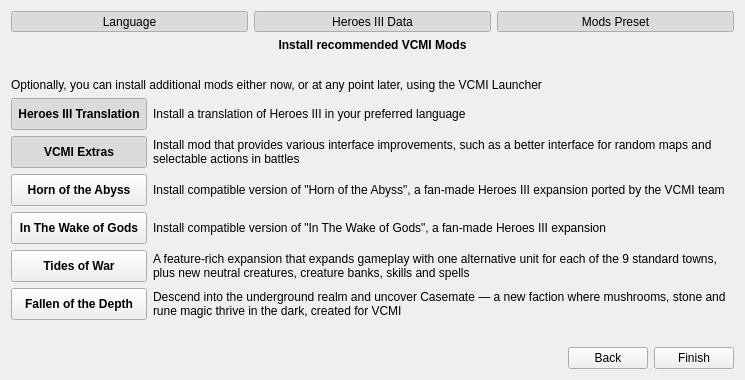
vcmi/vcmi, file launcher/firstLaunch/firstlaunch_moc.ui: the form before one commit.
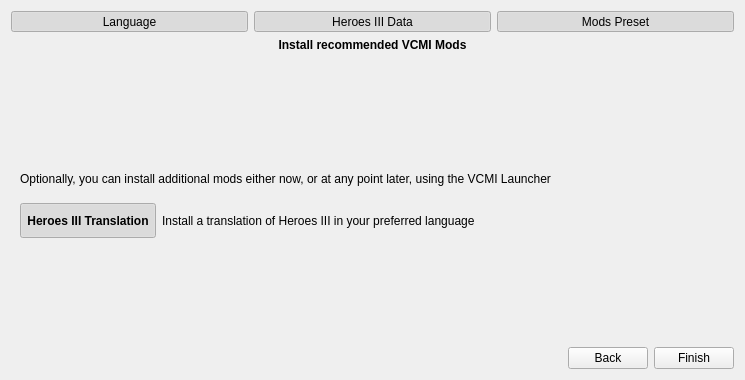
The form after the commit. The open tabs and pages were chosen to show the change. Icons and pictures are not drawn.

Commit message: Migrate first launch mods preset to JSON + Adds Tears of Ashan

The edit to the form file:
```diff
--- a/launcher/firstLaunch/firstlaunch_moc.ui
+++ b/launcher/firstLaunch/firstlaunch_moc.ui
@@ -652,81 +652,23 @@
         </spacer>
        </item>
        <item>
-        <layout class="QGridLayout" name="gridLayout_4" columnstretch="1,0">
-         <item row="1" column="1">
-          <widget class="QLabel" name="labelPresetLanguageDescr">
-           <property name="sizePolicy">
-            <sizepolicy hsizetype="Preferred" vsizetype="Preferred">
-             <horstretch>100</horstretch>
-             <verstretch>0</verstretch>
-            </sizepolicy>
-           </property>
-           <property name="text">
-            <string>Install a translation of Heroes III in your preferred language</string>
-           </property>
-           <property name="wordWrap">
+        <widget class="QScrollArea" name="scrollAreaPresetMods">
+         <property name="frameShape">
+          <enum>QFrame::NoFrame</enum>
+         </property>
+         <property name="widgetResizable">
             <bool>true</bool>
            </property>
-          </widget>
-         </item>
-         <item row="1" column="0">
-          <widget class="QToolButton" name="buttonPresetLanguage">
-           <property name="sizePolicy">
-            <sizepolicy hsizetype="Preferred" vsizetype="Preferred">
-             <horstretch>0</horstretch>
-             <verstretch>0</verstretch>
-            </sizepolicy>
-           </property>
-           <property name="minimumSize">
-            <size>
-             <width>0</width>
-             <height>32</height>
-            </size>
-           </property>
-           <property name="font">
-            <font>
-             <weight>75</weight>
-             <bold>true</bold>
-            </font>
-           </property>
-           <property name="text">
-            <string>Heroes III Translation</string>
-           </property>
-           <property name="icon">
-            <iconset>
-             <normaloff>:icons/mod-disabled.png</normaloff>
-             <normalon>:icons/mod-enabled.png</normalon>:icons/mod-disabled.png</iconset>
-           </property>
-           <property name="checkable">
-            <bool>true</bool>
-           </property>
-           <property name="checked">
-            <bool>true</bool>
-           </property>
-           <property name="toolButtonStyle">
-            <enum>Qt::ToolButtonTextBesideIcon</enum>
-           </property>
-           <property name="autoRaise">
-            <bool>false</bool>
-           </property>
-          </widget>
-         </item>
-         <item row="4" column="1">
-          <widget class="QLabel" name="labelPresetHotaDescr">
-           <property name="sizePolicy">
-            <sizepolicy hsizetype="Preferred" vsizetype="Preferred">
-             <horstretch>100</horstretch>
-             <verstretch>0</verstretch>
-            </sizepolicy>
-           </property>
-           <property name="text">
-            <string>Install compatible version of &quot;Horn of the Abyss&quot;, a fan-made Heroes III expansion ported by the VCMI team</string>
-           </property>
-           <property name="wordWrap">
-            <bool>true</bool>
-           </property>
-          </widget>
-         </item>
+         <widget class="QWidget" name="scrollAreaPresetModsContents">
+          <property name="geometry">
+           <rect>
+            <x>0</x>
+            <y>0</y>
+            <width>727</width>
+            <height>245</height>
+           </rect>
+          </property>
+          <layout class="QGridLayout" name="gridLayoutModsPreset" columnstretch="1,0">
          <item row="0" column="0" colspan="2">
           <widget class="QLabel" name="labelPresetDescription">
            <property name="sizePolicy">
@@ -743,8 +685,8 @@
            </property>
           </widget>
          </item>
-         <item row="4" column="0">
-          <widget class="QToolButton" name="buttonPresetHota">
+           <item row="1" column="0">
+            <widget class="QToolButton" name="buttonPresetLanguage">
            <property name="sizePolicy">
             <sizepolicy hsizetype="Preferred" vsizetype="Preferred">
              <horstretch>0</horstretch>
@@ -764,46 +706,7 @@
             </font>
            </property>
            <property name="text">
-            <string>Horn of the Abyss</string>
-           </property>
-           <property name="icon">
-            <iconset>
-             <normaloff>:icons/mod-disabled.png</normaloff>
-             <normalon>:icons/mod-enabled.png</normalon>:icons/mod-disabled.png</iconset>
-           </property>
-           <property name="checkable">
-            <bool>true</bool>
-           </property>
-           <property name="toolButtonStyle">
-            <enum>Qt::ToolButtonTextBesideIcon</enum>
-           </property>
-           <property name="autoRaise">
-            <bool>false</bool>
-           </property>
-          </widget>
-         </item>
-         <item row="3" column="0">
-          <widget class="QToolButton" name="buttonPresetExtras">
-           <property name="sizePolicy">
-            <sizepolicy hsizetype="Preferred" vsizetype="Preferred">
-             <horstretch>0</horstretch>
-             <verstretch>0</verstretch>
-            </sizepolicy>
-           </property>
-           <property name="minimumSize">
-            <size>
-             <width>0</width>
-             <height>32</height>
-            </size>
-           </property>
-           <property name="font">
-            <font>
-             <weight>75</weight>
-             <bold>true</bold>
-            </font>
-           </property>
-           <property name="text">
-            <string>VCMI Extras</string>
+              <string>Heroes III Translation</string>
            </property>
            <property name="icon">
             <iconset>
@@ -824,8 +727,8 @@
            </property>
           </widget>
          </item>
-         <item row="5" column="1">
-          <widget class="QLabel" name="labelPresetWogDescr">
+           <item row="1" column="1">
+            <widget class="QLabel" name="labelPresetLanguageDescr">
            <property name="sizePolicy">
             <sizepolicy hsizetype="Preferred" vsizetype="Preferred">
              <horstretch>100</horstretch>
@@ -833,179 +736,16 @@
             </sizepolicy>
            </property>
            <property name="text">
-            <string>Install compatible version of &quot;In The Wake of Gods&quot;, a fan-made Heroes III expansion</string>
+              <string>Install a translation of Heroes III in your preferred language</string>
            </property>
            <property name="wordWrap">
             <bool>true</bool>
            </property>
           </widget>
          </item>
-         <item row="6" column="1">
-          <widget class="QLabel" name="labelPresetTowDescr">
-           <property name="sizePolicy">
-            <sizepolicy hsizetype="Preferred" vsizetype="Preferred">
-             <horstretch>100</horstretch>
-             <verstretch>0</verstretch>
-            </sizepolicy>
-           </property>
-           <property name="text">
-            <string>A feature-rich expansion that expands gameplay with one alternative unit for each of the 9 standard towns, plus new neutral creatures, creature banks, skills and spells</string>
-           </property>
-           <property name="wordWrap">
-            <bool>true</bool>
-           </property>
-          </widget>
-         </item>
-         <item row="7" column="1">
-          <widget class="QLabel" name="labelPresetFodDescr">
-           <property name="sizePolicy">
-            <sizepolicy hsizetype="Preferred" vsizetype="Preferred">
-             <horstretch>100</horstretch>
-             <verstretch>0</verstretch>
-            </sizepolicy>
-           </property>
-           <property name="text">
-            <string>Descend into the underground realm and uncover Casemate — a new faction where mushrooms, stone and rune magic thrive in the dark, created for VCMI</string>
-           </property>
-           <property name="wordWrap">
-            <bool>true</bool>
-           </property>
-          </widget>
-         </item>
-
-         <item row="3" column="1">
-          <widget class="QLabel" name="labelPresetExtrasDescr">
-           <property name="sizePolicy">
-            <sizepolicy hsizetype="Preferred" vsizetype="Preferred">
-             <horstretch>100</horstretch>
-             <verstretch>0</verstretch>
-            </sizepolicy>
-           </property>
-           <property name="text">
-            <string>Install mod that provides various interface improvements, such as a better interface for random maps and selectable actions in battles</string>
-           </property>
-           <property name="wordWrap">
-            <bool>true</bool>
-           </property>
-          </widget>
-         </item>
-         <item row="5" column="0">
-          <widget class="QToolButton" name="buttonPresetWog">
-           <property name="sizePolicy">
-            <sizepolicy hsizetype="Preferred" vsizetype="Preferred">
-             <horstretch>0</horstretch>
-             <verstretch>0</verstretch>
-            </sizepolicy>
-           </property>
-           <property name="minimumSize">
-            <size>
-             <width>0</width>
-             <height>32</height>
-            </size>
-           </property>
-           <property name="font">
-            <font>
-             <weight>75</weight>
-             <bold>true</bold>
-            </font>
-           </property>
-           <property name="text">
-            <string>In The Wake of Gods</string>
-           </property>
-           <property name="icon">
-            <iconset resource="../resources.qrc">
-             <normaloff>:/icons/mod-disabled.png</normaloff>
-             <normalon>:icons/mod-enabled.png</normalon>:/icons/mod-disabled.png</iconset>
-           </property>
-           <property name="checkable">
-            <bool>true</bool>
-           </property>
-           <property name="toolButtonStyle">
-            <enum>Qt::ToolButtonTextBesideIcon</enum>
-           </property>
-           <property name="autoRaise">
-            <bool>false</bool>
-           </property>
-          </widget>
-         </item>
-         <item row="6" column="0">
-          <widget class="QToolButton" name="buttonPresetTow">
-           <property name="sizePolicy">
-            <sizepolicy hsizetype="Preferred" vsizetype="Preferred">
-             <horstretch>0</horstretch>
-             <verstretch>0</verstretch>
-            </sizepolicy>
-           </property>
-           <property name="minimumSize">
-            <size>
-             <width>0</width>
-             <height>32</height>
-            </size>
-           </property>
-           <property name="font">
-            <font>
-             <bold>true</bold>
-            </font>
-           </property>
-           <property name="text">
-            <string>Tides of War</string>
-           </property>
-           <property name="icon">
-            <iconset resource="../resources.qrc">
-             <normaloff>:/icons/mod-disabled.png</normaloff>
-             <normalon>:icons/mod-enabled.png</normalon>:/icons/mod-disabled.png</iconset>
-           </property>
-           <property name="checkable">
-            <bool>true</bool>
-           </property>
-           <property name="toolButtonStyle">
-            <enum>Qt::ToolButtonTextBesideIcon</enum>
-           </property>
-           <property name="autoRaise">
-            <bool>false</bool>
-           </property>
-          </widget>
-         </item>
-         <item row="7" column="0">
-          <widget class="QToolButton" name="buttonPresetFod">
-           <property name="sizePolicy">
-            <sizepolicy hsizetype="Preferred" vsizetype="Preferred">
-             <horstretch>0</horstretch>
-             <verstretch>0</verstretch>
-            </sizepolicy>
-           </property>
-           <property name="minimumSize">
-            <size>
-             <width>0</width>
-             <height>32</height>
-            </size>
-           </property>
-           <property name="font">
-            <font>
-             <bold>true</bold>
-            </font>
-           </property>
-           <property name="text">
-            <string>Fallen of the Depth</string>
-           </property>
-           <property name="icon">
-            <iconset resource="../resources.qrc">
-             <normaloff>:/icons/mod-disabled.png</normaloff>
-             <normalon>:icons/mod-enabled.png</normalon>:/icons/mod-disabled.png</iconset>
-           </property>
-           <property name="checkable">
-            <bool>true</bool>
-           </property>
-           <property name="toolButtonStyle">
-            <enum>Qt::ToolButtonTextBesideIcon</enum>
-           </property>
-           <property name="autoRaise">
-            <bool>false</bool>
-           </property>
-          </widget>
-         </item>
-
-        </layout>
+          </layout>
+         </widget>
+        </widget>
        </item>
        <item>
         <spacer name="verticalSpacer_6">
```
Lines whose indentation alone changed are shown as unchanged. The commit also changes 19 other files.
